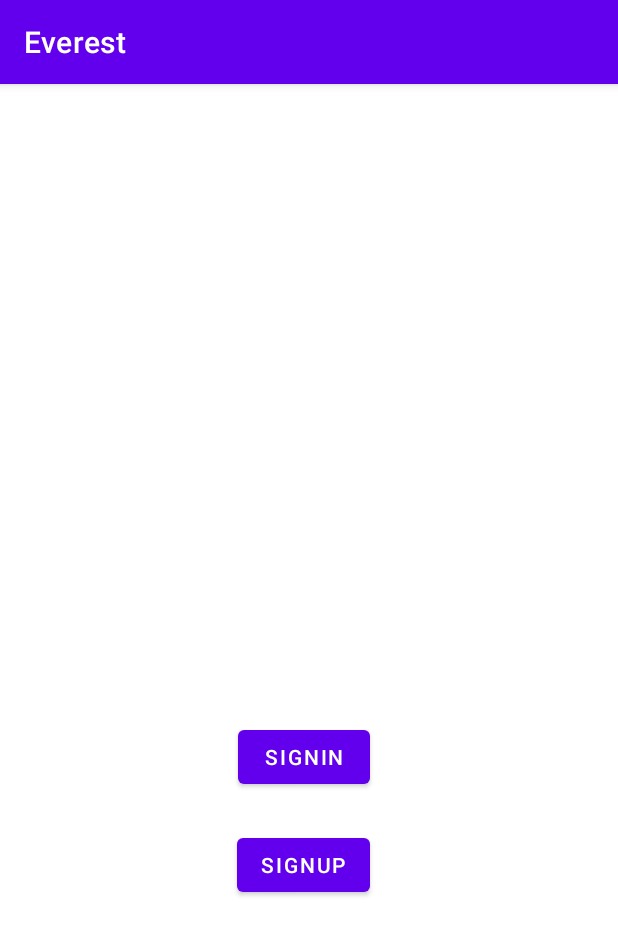
After one commit to DAndyPhm0609/Everest, an Android app: the MainPage screen opened directly, with no data from a screen before it, on a phone screen of 412 x 824 dp. The commit adds this screen. Shown: the top 935 px of the screen. Run offline under Robolectric (Android 15) with nearby library versions, the phone set to English and light mode, and no system bars.

Commit message:
Sign In fixed Sign Up fixed Main Page open đầu tiên (not yet)

```diff
--- a/app/src/main/java/com/example/everest/Login.java
+++ b/app/src/main/java/com/example/everest/Login.java
@@ -3,7 +3,6 @@ package com.example.everest;
 import androidx.appcompat.app.AppCompatActivity;
 
 import android.content.Intent;
-import android.media.Image;
 import android.os.Bundle;
 import android.view.View;
 import android.widget.Button;
@@ -25,7 +24,7 @@ public class Login extends AppCompatActivity {
 
         login = (Button) findViewById(R.id.loginId);
         back = (ImageButton) findViewById(R.id.backButton);
-        email = (EditText) findViewById(R.id.regEmailText);
+        email = (EditText) findViewById(R.id.EmailText);
         password = (EditText) findViewById(R.id.regPassText);
         emailV = (TextView) findViewById(R.id.regEmailId);
         passV = (TextView) findViewById(R.id.regPassId);
--- /dev/null
+++ b/app/src/main/java/com/example/everest/MainPage.java
@@ -0,0 +1,39 @@
+package com.example.everest;
+
+import androidx.appcompat.app.AppCompatActivity;
+
+import android.content.Intent;
+import android.os.Bundle;
+import android.view.View;
+import android.widget.Button;
+
+public class MainPage extends AppCompatActivity {
+
+    Button signin, signup;
+
+    @Override
+    protected void onCreate(Bundle savedInstanceState) {
+        super.onCreate(savedInstanceState);
+        setContentView(R.layout.activity_main_page);
+
+        signin = (Button) findViewById(R.id.SignIn);
+        signup = (Button) findViewById(R.id.SignUp);
+
+        signin.setOnClickListener(new View.OnClickListener() {
+            @Override
+            public void onClick(View view) {
+                Intent i = new Intent(MainPage.this, Login.class);
+                startActivity(i);
+                finish();
+            }
+        });
+        signup.setOnClickListener(new View.OnClickListener() {
+            @Override
+            public void onClick(View view) {
+                Intent i = new Intent(MainPage.this, SignUp.class);
+                startActivity(i);
+                finish();
+            }
+        });
+    }
+}
--- a/app/src/main/res/layout/activity_login.xml
+++ b/app/src/main/res/layout/activity_login.xml
@@ -22,7 +22,7 @@
         app:layout_constraintTop_toTopOf="parent" />
 
     <EditText
-        android:id="@+id/regEmailText"
+        android:id="@+id/EmailText"
         android:layout_width="291dp"
         android:layout_height="52dp"
         android:layout_marginStart="19dp"
@@ -49,7 +49,7 @@
         app:layout_constraintEnd_toEndOf="parent"
         app:layout_constraintHorizontal_bias="0.0"
         app:layout_constraintStart_toStartOf="parent"
-        app:layout_constraintTop_toBottomOf="@+id/regEmailText" />
+        app:layout_constraintTop_toBottomOf="@+id/EmailText" />
 
     <TextView
         android:id="@+id/regEmailId"
@@ -95,7 +95,7 @@
         app:layout_constraintStart_toStartOf="parent"
         app:layout_constraintTop_toTopOf="parent"
         app:layout_constraintVertical_bias="0.0"
-        app:srcCompat="@drawable/backButton"
+        app:srcCompat="@drawable/backbutton"
         tools:ignore="SpeakableTextPresentCheck" />
 
 </androidx.constraintlayout.widget.ConstraintLayout>
--- /dev/null
+++ b/app/src/main/res/layout/activity_main_page.xml
@@ -0,0 +1,34 @@
+<?xml version="1.0" encoding="utf-8"?>
+<androidx.constraintlayout.widget.ConstraintLayout xmlns:android="http://schemas.android.com/apk/res/android"
+    xmlns:app="http://schemas.android.com/apk/res-auto"
+    xmlns:tools="http://schemas.android.com/tools"
+    android:layout_width="match_parent"
+    android:layout_height="match_parent"
+    tools:context=".MainPage">
+
+    <Button
+        android:id="@+id/SignUp"
+        android:layout_width="wrap_content"
+        android:layout_height="wrap_content"
+        android:layout_marginStart="165dp"
+        android:layout_marginEnd="165dp"
+        android:layout_marginBottom="223dp"
+        android:text="SignUp"
+        app:layout_constraintBottom_toBottomOf="parent"
+        app:layout_constraintEnd_toEndOf="parent"
+        app:layout_constraintHorizontal_bias="1.0"
+        app:layout_constraintStart_toStartOf="parent" />
+
+    <Button
+        android:id="@+id/SignIn"
+        android:layout_width="wrap_content"
+        android:layout_height="wrap_content"
+        android:layout_marginStart="165dp"
+        android:layout_marginEnd="165dp"
+        android:layout_marginBottom="24dp"
+        android:text="SignIn"
+        app:layout_constraintBottom_toTopOf="@+id/SignUp"
+        app:layout_constraintEnd_toEndOf="parent"
+        app:layout_constraintHorizontal_bias="1.0"
+        app:layout_constraintStart_toStartOf="parent" />
+</androidx.constraintlayout.widget.ConstraintLayout>
```
Also changed, not shown: app/src/main/AndroidManifest.xml (+11 -5 lines), app/src/main/java/com/example/everest/SignUp.java (+20 -11 lines), app/src/main/res/layout/activity_sign_up.xml (+125 -36 lines), app/src/debug/res/drawable-mdpi/backButton.png (deleted), app/src/debug/res/drawable-xhdpi/backButton.png (deleted), app/src/debug/res/drawable-xxhdpi/backButton.png (deleted), app/src/debug/res/drawable-xxxhdpi/backButton.png (deleted).
